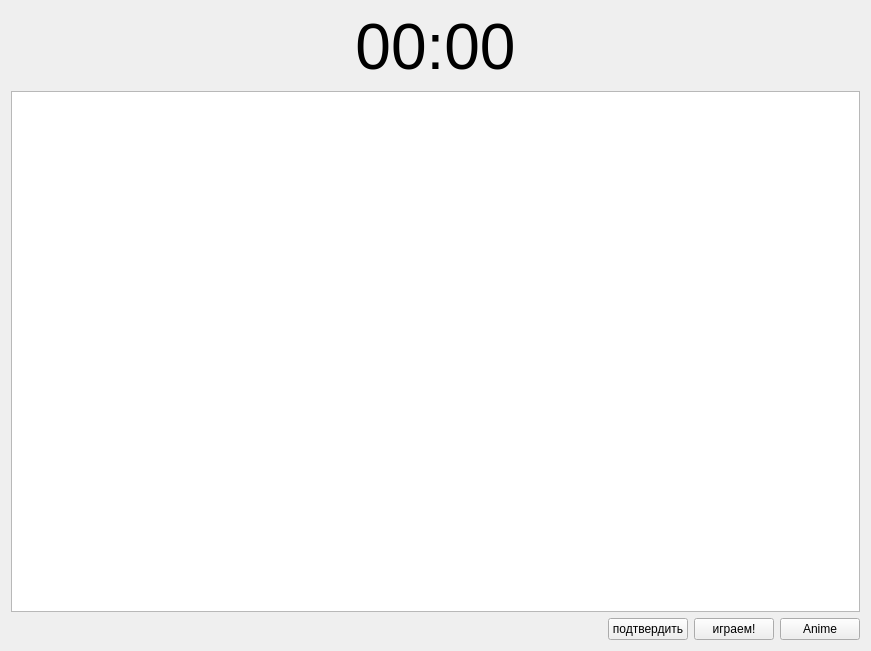
The window that MainWindow.ui (rugewit/puzzle) describes before a commit, drawn with Qt 5.
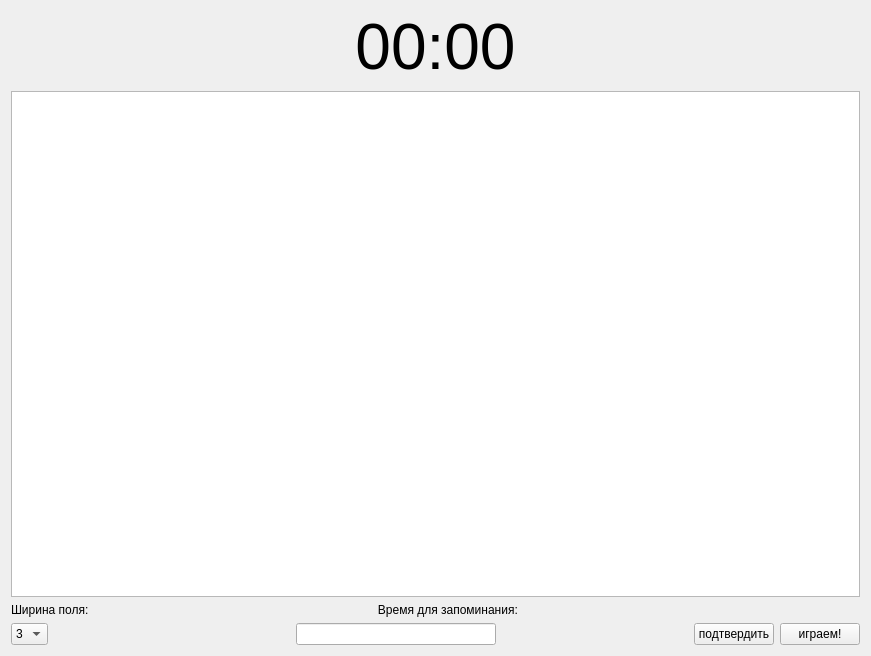
The same window after the commit.

What changed in the file:
```diff
--- a/MainWindow.ui
+++ b/MainWindow.ui
@@ -7,7 +7,7 @@
     <x>0</x>
     <y>0</y>
     <width>871</width>
-    <height>651</height>
+    <height>656</height>
    </rect>
   </property>
   <property name="minimumSize">
@@ -52,16 +52,69 @@
      </property>
     </widget>
    </item>
+   <item>
+    <widget class="QLabel" name="label">
+     <property name="text">
+      <string>Ширина поля:                                                                                       Время для запоминания:</string>
+     </property>
+    </widget>
+   </item>
    <item>
     <layout class="QHBoxLayout" name="horizontalLayout">
+     <item>
+      <widget class="QComboBox" name="comboBox">
+       <item>
+        <property name="text">
+         <string>3</string>
+        </property>
+       </item>
+       <item>
+        <property name="text">
+         <string>2</string>
+        </property>
+       </item>
+      </widget>
+     </item>
+     <item>
+      <spacer name="horizontalSpacer_2">
+       <property name="orientation">
+        <enum>Qt::Horizontal</enum>
+       </property>
+       <property name="sizeType">
+        <enum>QSizePolicy::Expanding</enum>
+       </property>
+       <property name="sizeHint" stdset="0">
+        <size>
+         <width>250</width>
+         <height>20</height>
+        </size>
+       </property>
+      </spacer>
+     </item>
+     <item>
+      <widget class="QLineEdit" name="lineEdit">
+       <property name="enabled">
+        <bool>true</bool>
+       </property>
+       <property name="minimumSize">
+        <size>
+         <width>200</width>
+         <height>0</height>
+        </size>
+       </property>
+      </widget>
+     </item>
      <item>
       <spacer name="horizontalSpacer">
        <property name="orientation">
         <enum>Qt::Horizontal</enum>
        </property>
+       <property name="sizeType">
+        <enum>QSizePolicy::Expanding</enum>
+       </property>
        <property name="sizeHint" stdset="0">
         <size>
-         <width>40</width>
+         <width>200</width>
          <height>20</height>
         </size>
        </property>
@@ -81,13 +134,6 @@
        </property>
       </widget>
      </item>
-     <item>
-      <widget class="QPushButton" name="Anime_btn">
-       <property name="text">
-        <string>Anime</string>
-       </property>
-      </widget>
-     </item>
     </layout>
    </item>
   </layout>
```
Left out of the diff: 19 changed lines with no effect on the pictures.
